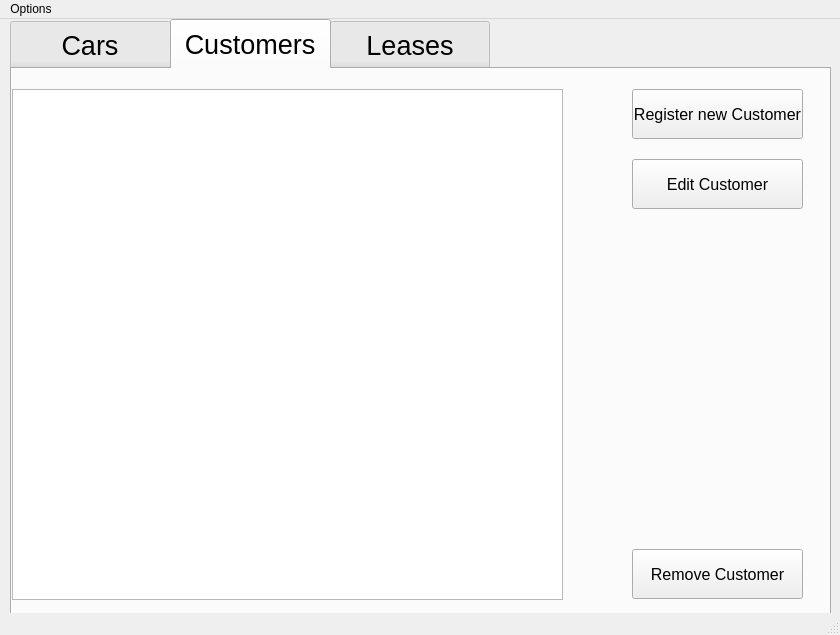
Blodroed/RustyRides, file src/mainwindow.ui: the form before one commit.
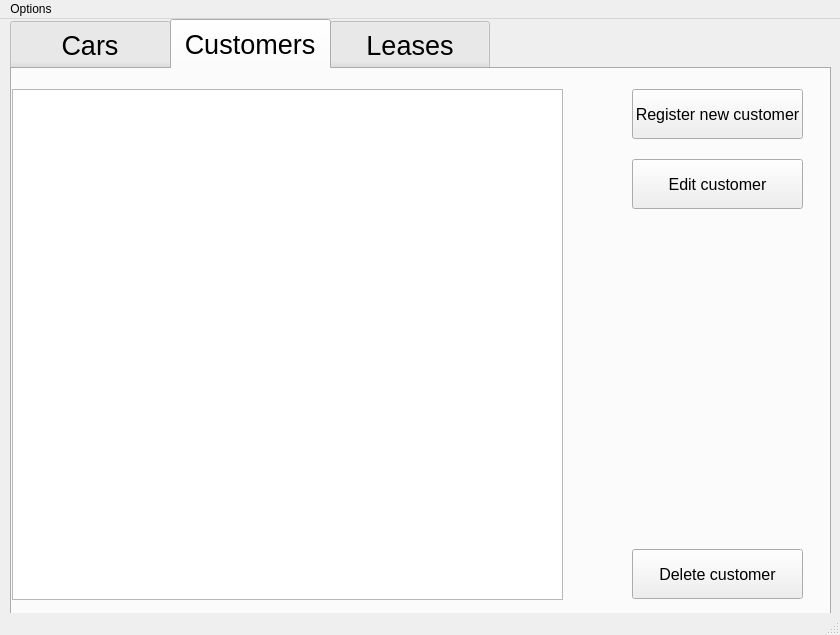
The form after the commit.

Commit message: Edit and remove customer works now

```diff
--- a/src/mainwindow.ui
+++ b/src/mainwindow.ui
@@ -146,7 +146,7 @@
        </font>
       </property>
       <property name="text">
-       <string>Register new Customer</string>
+       <string>Register new customer</string>
       </property>
      </widget>
      <widget class="QPushButton" name="EdtCustBtn">
@@ -164,7 +164,7 @@
        </font>
       </property>
       <property name="text">
-       <string>Edit Customer</string>
+       <string>Edit customer</string>
       </property>
      </widget>
      <widget class="QPushButton" name="RmCustBtn">
@@ -182,7 +182,7 @@
        </font>
       </property>
       <property name="text">
-       <string>Remove Customer</string>
+       <string>Delete customer</string>
       </property>
      </widget>
      <widget class="QTableWidget" name="CustTable">
```
Left out of the diff: 20 changed lines with no effect on the pictures. The commit also changes 10 other files.
